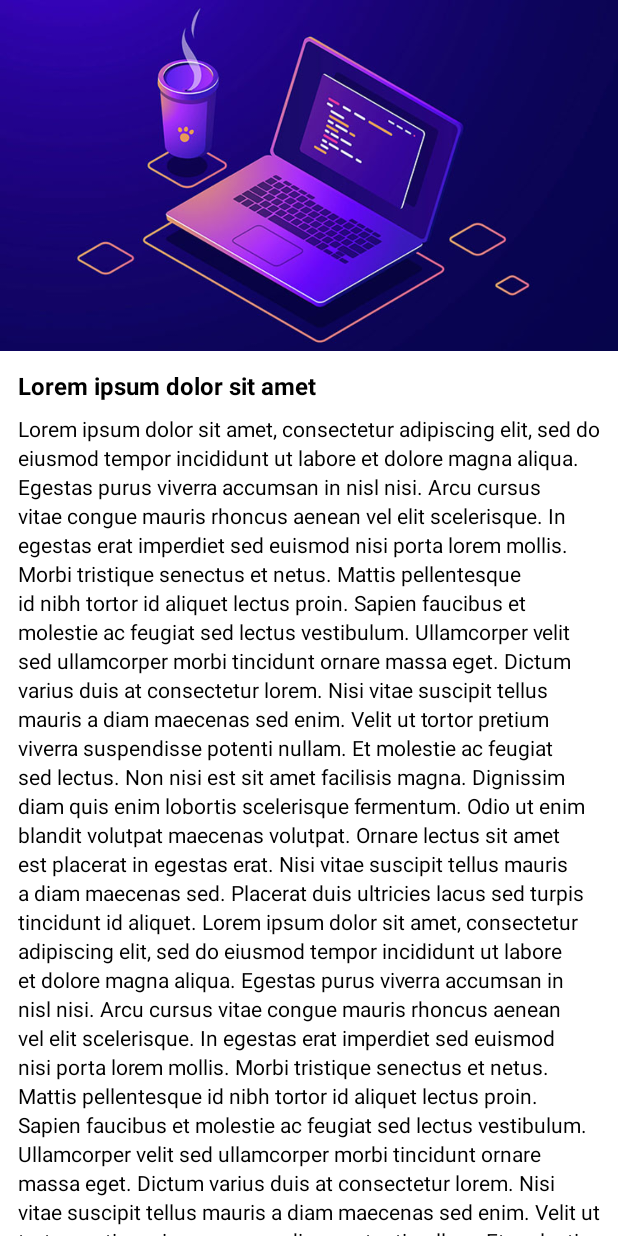
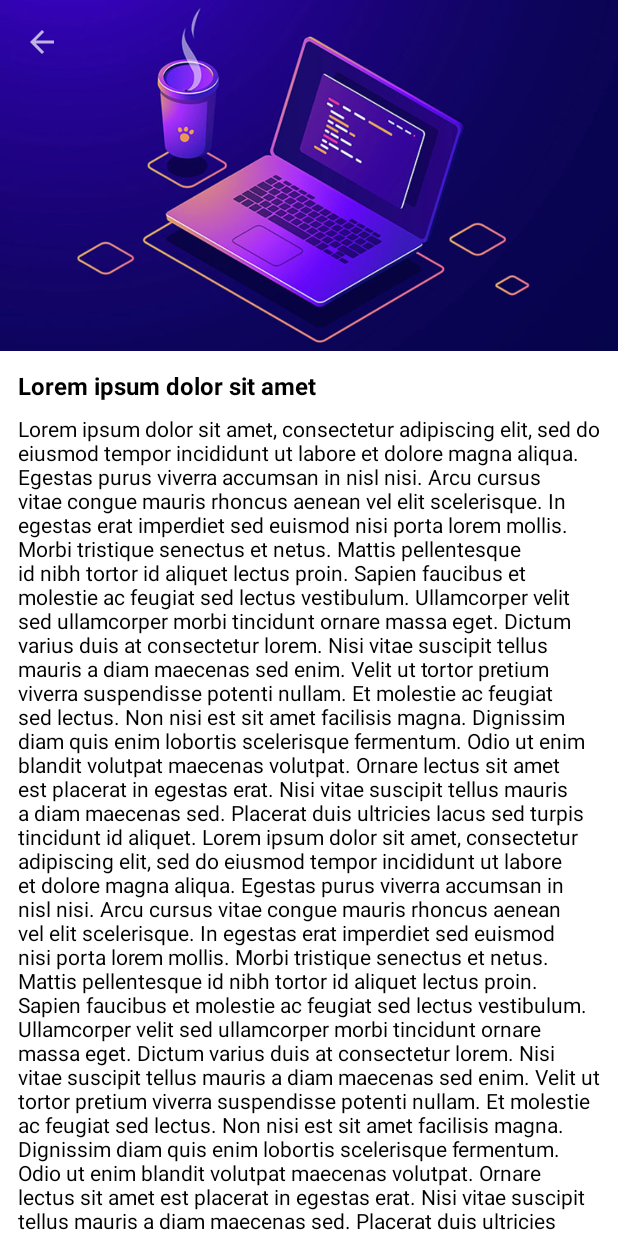
Before and after one commit to Morteza-QN/sample-android-material-design, an Android app: the fragment DetailFragment shown on its own in the app's theme, on a phone screen of 412 x 824 dp. Run offline under Robolectric (Android 15) with nearby library versions, the phone set to English and light mode, and no system bars.

Commit message:
collapsingToolbar fixed

```diff
--- a/app/src/main/java/com/example/sampleandroidmaterialdesign/DetailFragment.java
+++ b/app/src/main/java/com/example/sampleandroidmaterialdesign/DetailFragment.java
@@ -7,7 +7,12 @@ import android.view.ViewGroup;
 
 import androidx.annotation.NonNull;
 import androidx.annotation.Nullable;
+import androidx.appcompat.app.AppCompatActivity;
+import androidx.appcompat.widget.Toolbar;
+import androidx.core.content.ContextCompat;
 import androidx.fragment.app.Fragment;
+
+import com.google.android.material.appbar.CollapsingToolbarLayout;
 
 public class DetailFragment extends Fragment {
 
@@ -16,4 +21,22 @@ public class DetailFragment extends Fragment {
     public View onCreateView(@NonNull LayoutInflater inflater, @Nullable ViewGroup container, @Nullable Bundle savedInstanceState) {
         return inflater.inflate(R.layout.fragment_detail, container, false);
     }
+
+    @Override
+    public void onViewCreated(@NonNull View view, @Nullable Bundle savedInstanceState) {
+        super.onViewCreated(view, savedInstanceState);
+        Toolbar           toolbar  = view.findViewById(R.id.tb_detail);
+        AppCompatActivity activity = (AppCompatActivity) getActivity();
+        assert activity != null;
+        activity.setSupportActionBar(toolbar);
+        activity.getSupportActionBar().setHomeButtonEnabled(true);
+        activity.getSupportActionBar().setDisplayHomeAsUpEnabled(true);
+        //show back btn in toolbar
+
+
+        CollapsingToolbarLayout collapsingToolbarLayout = view.findViewById(R.id.collapsingToolbarLayout_detail);
+        collapsingToolbarLayout.setExpandedTitleColor(ContextCompat.getColor(getContext(), android.R.color.transparent));
+        //hide title toolbar in collapsingToolbar
+        collapsingToolbarLayout.setTitle("Lorem ipsum");
+    }
 }
--- a/app/src/main/java/com/example/sampleandroidmaterialdesign/MainActivity.java
+++ b/app/src/main/java/com/example/sampleandroidmaterialdesign/MainActivity.java
@@ -3,7 +3,6 @@ package com.example.sampleandroidmaterialdesign;
 import android.os.Bundle;
 
 import androidx.appcompat.app.AppCompatActivity;
-import androidx.appcompat.widget.Toolbar;
 
 public class MainActivity extends AppCompatActivity {
 
@@ -12,6 +11,6 @@ public class MainActivity extends AppCompatActivity {
         super.onCreate(savedInstanceState);
         setContentView(R.layout.activity_main);
 
-        setSupportActionBar((Toolbar) findViewById(R.id.toolbar_main_activity));
+        //        setSupportActionBar((Toolbar) findViewById(R.id.tb_main));
     }
 }
--- a/app/src/main/res/layout/activity_main.xml
+++ b/app/src/main/res/layout/activity_main.xml
@@ -1,13 +1,11 @@
 <?xml version="1.0" encoding="utf-8"?>
-<androidx.coordinatorlayout.widget.CoordinatorLayout
+<FrameLayout
     xmlns:android="http://schemas.android.com/apk/res/android"
     xmlns:app="http://schemas.android.com/apk/res-auto"
     xmlns:tools="http://schemas.android.com/tools"
     android:layout_width="match_parent"
     android:layout_height="match_parent"
     tools:context=".MainActivity">
-
-
 
     <fragment
         android:id="@+id/frame_main_fragmentContainer"
@@ -16,4 +14,4 @@
         android:layout_height="match_parent"
         app:layout_behavior="@string/appbar_scrolling_view_behavior" />
 
-</androidx.coordinatorlayout.widget.CoordinatorLayout>
+</FrameLayout>
--- a/app/src/main/res/layout/fragment_detail.xml
+++ b/app/src/main/res/layout/fragment_detail.xml
@@ -3,7 +3,8 @@
     xmlns:android="http://schemas.android.com/apk/res/android"
     xmlns:app="http://schemas.android.com/apk/res-auto"
     android:layout_width="match_parent"
-    android:layout_height="match_parent">
+    android:layout_height="match_parent"
+    android:background="@android:color/white">
 
 
     <com.google.android.material.appbar.AppBarLayout
@@ -11,13 +12,15 @@
         android:layout_height="wrap_content">
 
         <com.google.android.material.appbar.CollapsingToolbarLayout
+            android:id="@+id/collapsingToolbarLayout_detail"
             android:layout_width="match_parent"
             android:layout_height="wrap_content"
+            android:theme="@style/Theme.MaterialComponents"
             app:contentScrim="@color/colorPrimary"
             app:layout_scrollFlags="scroll|exitUntilCollapsed">
 
             <ImageView
-                android:id="@+id/im_detail_toolbar"
+                android:id="@+id/im_detail_appbar"
                 android:layout_width="match_parent"
                 android:layout_height="wrap_content"
                 android:adjustViewBounds="true"
@@ -26,8 +29,9 @@
                 app:layout_collapseMode="parallax" />
 
             <androidx.appcompat.widget.Toolbar
+                android:id="@+id/tb_detail"
                 android:layout_width="match_parent"
-                android:layout_height="wrap_content"
+                android:layout_height="56dp"
                 app:layout_collapseMode="pin" />
 
         </com.google.android.material.appbar.CollapsingToolbarLayout>
@@ -48,7 +52,7 @@
 
             <TextView
                 android:id="@+id/tv_detail_title"
-                android:layout_width="match_parent"
+                android:layout_width="wrap_content"
                 android:layout_height="wrap_content"
                 android:layout_marginTop="12dp"
                 android:layout_marginBottom="8dp"
@@ -59,9 +63,8 @@
 
             <TextView
                 android:id="@+id/tv_detail_content"
-                android:layout_width="match_parent"
+                android:layout_width="wrap_content"
                 android:layout_height="wrap_content"
-                android:lineSpacingExtra="3dp"
                 android:text="@string/Lorem_ipsum_detail"
                 android:textColor="@android:color/black" />
 
--- a/app/src/main/res/layout/fragment_main.xml
+++ b/app/src/main/res/layout/fragment_main.xml
@@ -7,10 +7,11 @@
 
     <com.google.android.material.appbar.AppBarLayout
         android:layout_width="match_parent"
-        android:layout_height="wrap_content">
+        android:layout_height="wrap_content"
+        app:liftOnScroll="true">
 
         <androidx.appcompat.widget.Toolbar
-            android:id="@+id/toolbar_main_activity"
+            android:id="@+id/tb_main"
             android:layout_width="match_parent"
             android:layout_height="wrap_content"
             app:layout_scrollFlags="scroll|enterAlways"
--- a/app/src/main/res/layout/item_text.xml
+++ b/app/src/main/res/layout/item_text.xml
@@ -9,6 +9,8 @@
     android:layout_marginTop="6dp"
     android:layout_marginEnd="12dp"
     android:layout_marginBottom="6dp"
+    android:clickable="true"
+    android:orientation="vertical"
     app:cardCornerRadius="0dp"
     app:cardElevation="2dp"
     app:contentPadding="16dp"
@@ -17,7 +19,6 @@
     <!--    app:strokeColor="@color/colorPrimary"-->
     <!--    app:rippleColor="@color/colorPrimary"-->
     <!--    android:checkable="false"-->
-    <!--    android:clickable="true"-->
     <!--    app:checkedIconTint="@color/colorAccent"-->
 
     <LinearLayout
```
Also changed, not shown: app/src/main/java/com/example/sampleandroidmaterialdesign/MainFragment.java (+30 -0 lines).
